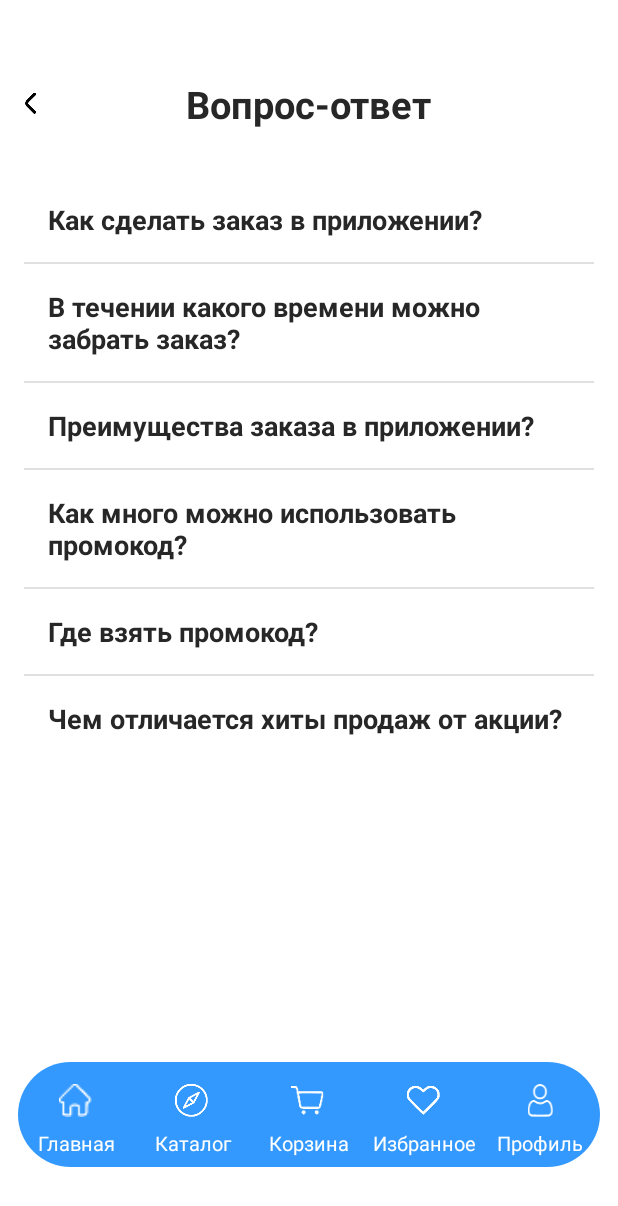
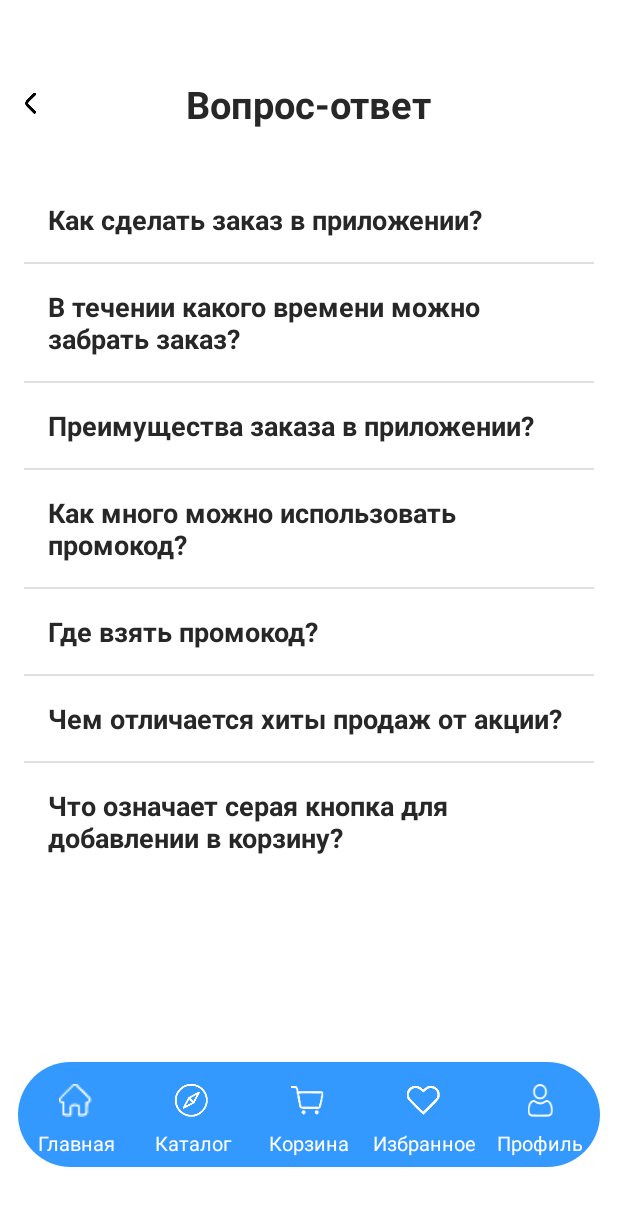
Before and after one commit to kol4egraf0-0/PharmacyAPTO-FAM_projectDINO, an Android app: the QuestionAnswerActivity screen opened directly, with no data from a screen before it, on a phone screen of 412 x 824 dp. Shown: the top 1206 px of the screen. Run offline under Robolectric (Android 15) with nearby library versions, the phone set to English and light mode, and no system bars; our stand-ins replace Firebase (no records; nobody signed in at launch, a user with empty details on screens opened directly).

Commit message:
Update QuestionAnswerActivity.java
questions update 3

```diff
--- a/app/src/main/java/com/example/aptofam/Activity/QuestionAnswerActivity.java
+++ b/app/src/main/java/com/example/aptofam/Activity/QuestionAnswerActivity.java
@@ -45,6 +45,7 @@ public class QuestionAnswerActivity extends BaseActivity {
         questionList.add(new QuestionModel("Как много можно использовать промокод?", "Промокод можно применить один в оформлении заказа, но они неограничены в одной покупке, можно этот же прокод применить в последующей покупке"));
         questionList.add(new QuestionModel("Где взять промокод?", "Промокод можно взять в промокдах в профиле, нжать на него и он автоматически скопируется в буфер обмена"));
         questionList.add(new QuestionModel("Чем отличается хиты продаж от акции?", "Хиты продаж — это популярные товары, а акции — временные предложения со скидками или специальными условиями"));
+        questionList.add(new QuestionModel("Что означает серая кнопка для добавлении в корзину?", "Она означает что товар на данном моменте находится в количестве 0 в выбранной аптеке"));
         // Настройка адаптера
         QuestionAnswerAdapter adapter = new QuestionAnswerAdapter(this, questionList);
         binding.expandableQSListView.setAdapter(adapter);
```
